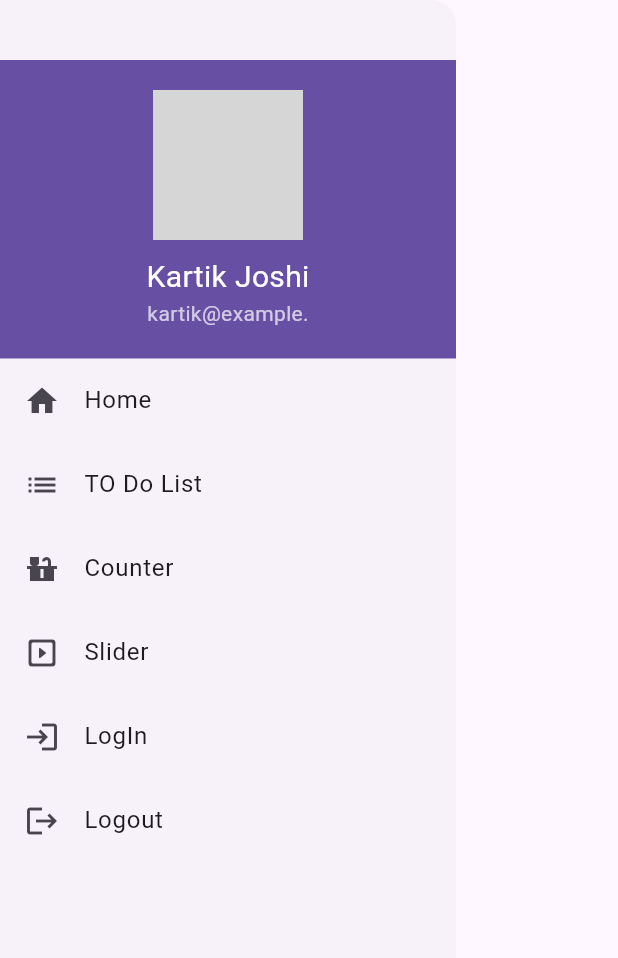
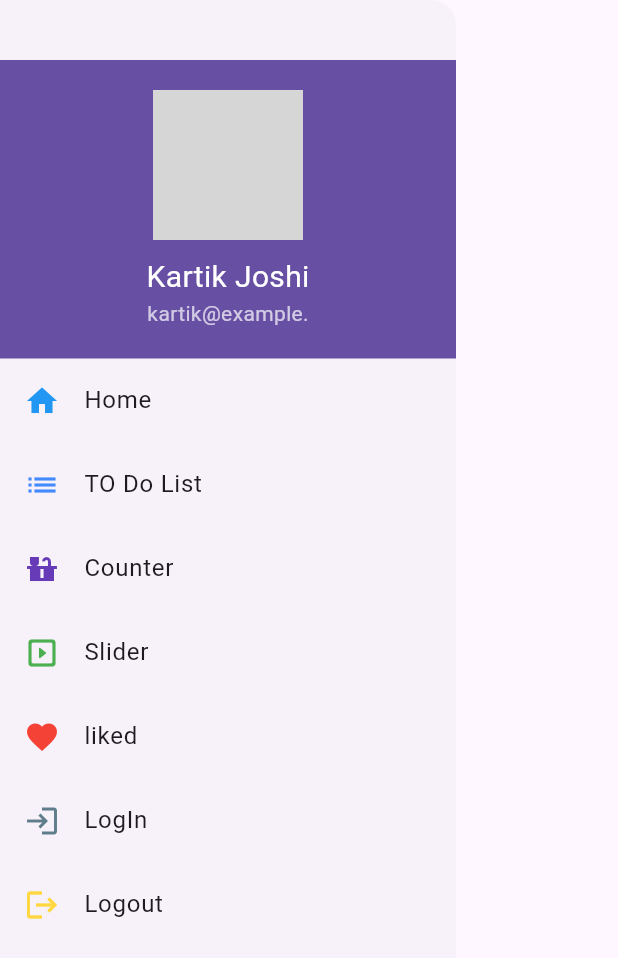
Before and after one commit to Kartikjoshi12/demo-flutter-app, a Flutter app: the MyDrawerPage widget shown alone on an empty page, opened directly, on a phone screen of 412 x 824 dp. Shown: the top 958 px of the screen. Run offline on Flutter 3.47's test engine with Material 3 defaults, Android fonts, the phone set to English and light mode, and no system bars; our stand-ins replace carousel_slider, getwidget; network calls fail; grey boxes are pictures that could not be loaded.

Commit message:
update bugs

```diff
--- a/lib/main.dart
+++ b/lib/main.dart
@@ -1,6 +1,7 @@
 import 'package:flutter/material.dart';
 import 'package:myapp/pracfol/SplachScreen.dart';
 import 'package:myapp/provider/count_provider.dart';
+import 'package:myapp/provider/favourite_provider.dart';
 import 'package:myapp/provider/slider_provider.dart';
 import 'package:provider/provider.dart';
 
@@ -16,6 +17,8 @@ class MyApp extends StatelessWidget {
       providers: [
         ChangeNotifierProvider(create: (_) => CountProvider()),
         ChangeNotifierProvider(create: (_) => SliderValueProvider()),
+        ChangeNotifierProvider(create: (_) => FavouriteValueprovider()),
+
       ],
 
       child: MaterialApp(
--- a/lib/pracfol/drawer.dart
+++ b/lib/pracfol/drawer.dart
@@ -1,4 +1,5 @@
 import 'package:flutter/material.dart';
+import 'package:myapp/pracfol/Like_List.dart';
 import 'package:myapp/pracfol/LogInForm.dart';
 import 'package:myapp/pracfol/Slider.dart';
 import 'package:myapp/pracfol/To_do.dart';
@@ -6,6 +7,7 @@ import 'package:myapp/pracfol/bottom.dart';
 import 'package:myapp/pracfol/loginscreen.dart';
 import 'package:myapp/pracfol/profilepage.dart';
 import 'package:myapp/pracfol/provider.dart';
+
 class MyDrawerPage extends StatefulWidget {
   const MyDrawerPage({super.key});
 
@@ -26,8 +28,11 @@ class _MyDrawerPageState extends State<MyDrawerPage> {
             margin: EdgeInsets.only(top: 40),
             child: Column(
               children: <Widget>[
-              InkWell(
-                onTap: () => Navigator.push(context, MaterialPageRoute(builder: (context)=>MyProfilePage())),
+                InkWell(
+                  onTap: () => Navigator.push(
+                    context,
+                    MaterialPageRoute(builder: (context) => MyProfilePage()),
+                  ),
                   child: CircleAvatar(
                     radius: 50,
                     backgroundImage: NetworkImage("https://i.pravatar.cc/300"),
@@ -46,7 +51,7 @@ class _MyDrawerPageState extends State<MyDrawerPage> {
             ),
           ),
           ListTile(
-            leading: Icon(Icons.home),
+            leading: Icon(Icons.home,color: Colors.blue,),
             title: Text("Home"),
             onTap: () {
               Navigator.push(
@@ -56,7 +61,7 @@ class _MyDrawerPageState extends State<MyDrawerPage> {
             },
           ),
           ListTile(
-            leading: Icon(Icons.list),
+            leading: Icon(Icons.list,color: Colors.blueAccent),
             title: Text("TO Do List"),
             onTap: () {
               Navigator.push(
@@ -66,8 +71,8 @@ class _MyDrawerPageState extends State<MyDrawerPage> {
             },
           ),
 
-            ListTile(
-            leading: Icon(Icons.countertops_sharp),
+          ListTile(
+            leading: Icon(Icons.countertops_sharp,color: Colors.deepPurple),
             title: Text("Counter"),
             onTap: () {
               Navigator.push(
@@ -77,8 +82,8 @@ class _MyDrawerPageState extends State<MyDrawerPage> {
             },
           ),
 
-             ListTile(
-            leading: Icon(Icons.slideshow_rounded),
+          ListTile(
+            leading: Icon(Icons.slideshow_rounded,color: Colors.green),
             title: Text("Slider"),
             onTap: () {
               Navigator.push(
@@ -87,8 +92,20 @@ class _MyDrawerPageState extends State<MyDrawerPage> {
               );
             },
           ),
-               ListTile(
-            leading: Icon(Icons.login),
+
+          ListTile(
+            leading: Icon(Icons.favorite,color: Colors.red),
+            title: Text("liked"),
+            onTap: () {
+              Navigator.push(
+                context,
+                MaterialPageRoute(builder: (context) => LikeList()),
+              );
+            },
+          ),
+
+          ListTile(
+            leading: Icon(Icons.login,color: Colors.blueGrey),
             title: Text("LogIn"),
             onTap: () {
               Navigator.push(
@@ -98,7 +115,7 @@ class _MyDrawerPageState extends State<MyDrawerPage> {
             },
           ),
           ListTile(
-            leading: Icon(Icons.logout),
+            leading: Icon(Icons.logout,color: Colors.amberAccent),
             title: Text("Logout"),
             onTap: () {
               Navigator.push(
```
Also changed, not shown: lib/pracfol/Like_List.dart (added, +40 -0 lines), lib/pracfol/Slider.dart (+13 -6 lines), lib/pracfol/profilepage.dart (+12 -9 lines), lib/provider/favourite_provider.dart (added, +23 -0 lines).
